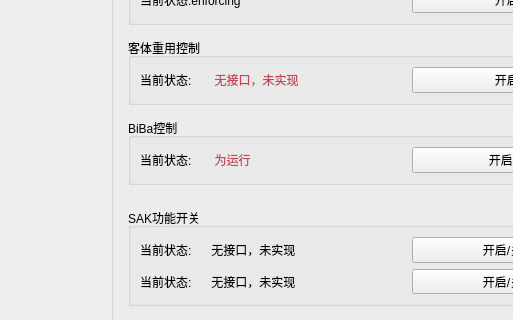
The window that SEC/svrctrlpage.ui (liuyufeng509/SecCenter) describes before a commit, drawn with Qt 5; both pictures show x 0 to 513 and y 93 to 413 of the 832 by 508 pixel window.
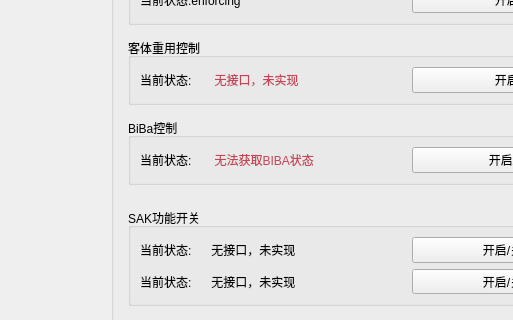
The same window after the commit.

Patch:
```diff
--- a/SEC/svrctrlpage.ui
+++ b/SEC/svrctrlpage.ui
@@ -89,7 +89,7 @@
        <item>
         <widget class="QLabel" name="cur_audstatus_label_3">
          <property name="text">
-          <string>&lt;html&gt;&lt;head/&gt;&lt;body&gt;&lt;p&gt;当前状态:	&amp;nbsp;&amp;nbsp;&amp;nbsp;&amp;nbsp;&amp;nbsp; &lt;span style=&quot; color:#c54456;&quot;&gt;为运行&lt;/span&gt;&lt;/p&gt;&lt;/body&gt;&lt;/html&gt;</string>
+          <string>&lt;html&gt;&lt;head/&gt;&lt;body&gt;&lt;p&gt;当前状态:	&amp;nbsp;&amp;nbsp;&amp;nbsp;&amp;nbsp;&amp;nbsp; &lt;span style=&quot; color:#c54456;&quot;&gt;无法获取BIBA状态&lt;/span&gt;&lt;/p&gt;&lt;/body&gt;&lt;/html&gt;</string>
          </property>
         </widget>
        </item>
```
